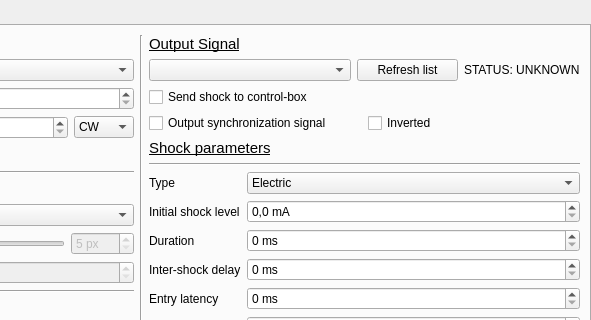
Above: gui/configwindow.ui from fgu-cas/kachna-tracker before the change; both pictures show x 309 to 900 and y 0 to 320 of the 900 by 600 pixel window. Below: the same form after it.
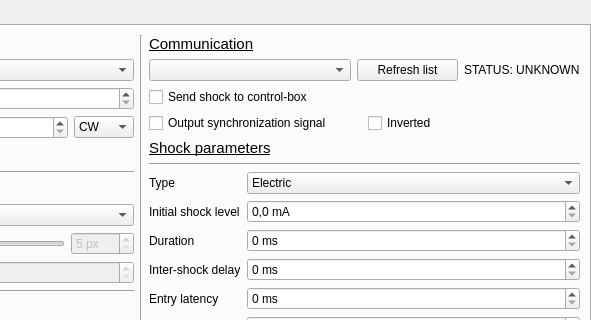
That is the form after the change. Icons and pictures are not drawn. Custom widgets are drawn as their Qt base class.

```diff
--- a/gui/configwindow.ui
+++ b/gui/configwindow.ui
@@ -389,7 +389,7 @@
       <item>
        <widget class="QLabel" name="label_32">
         <property name="text">
-         <string>&lt;html&gt;&lt;head/&gt;&lt;body&gt;&lt;p&gt;&lt;span style=&quot; font-size:11pt; text-decoration: underline;&quot;&gt;Output Signal&lt;/span&gt;&lt;/p&gt;&lt;/body&gt;&lt;/html&gt;</string>
+         <string>&lt;html&gt;&lt;head/&gt;&lt;body&gt;&lt;p&gt;&lt;span style=&quot; font-size:11pt; text-decoration: underline;&quot;&gt;Communication&lt;/span&gt;&lt;/p&gt;&lt;/body&gt;&lt;/html&gt;</string>
         </property>
        </widget>
       </item>
```
